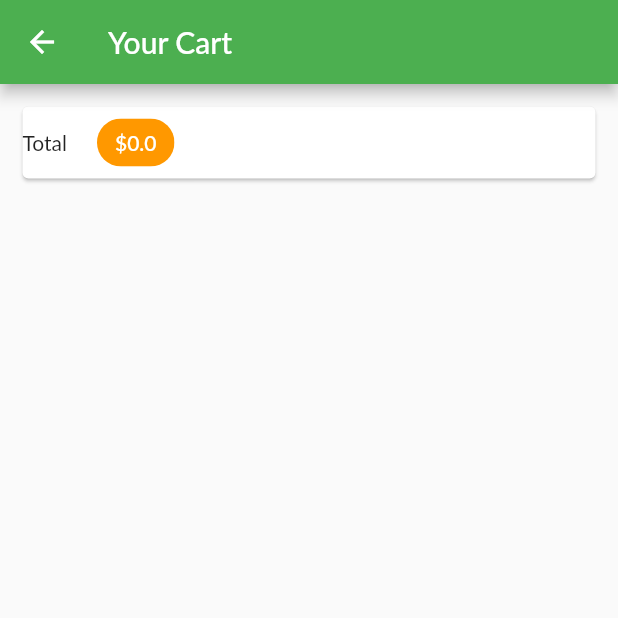
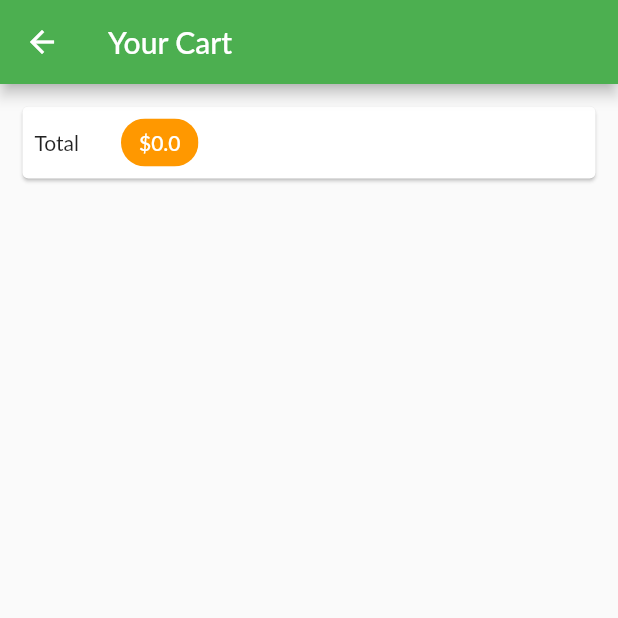
Before and after one commit to ManiMaran610/Ecommerce-ShopApp-Flutter, a Flutter app: the CartScreen screen opened by its route, on a phone screen of 412 x 824 dp, the top half of it. Run offline on Flutter 3.47's test engine with Material 2 defaults, Android fonts, the phone set to English and light mode, and no system bars; network calls fail; Roboto replaces fonts that are missing (Lato).

Commit message:
shop App

```diff
--- a/lib/CartScreen.dart
+++ b/lib/CartScreen.dart
@@ -20,7 +20,10 @@ class CartScreen extends StatelessWidget {
             margin: EdgeInsets.all(15),
             child: Row(
               children: [
-                Text("Total"),
+                Padding(
+                  padding: const EdgeInsets.all(8.0),
+                  child: Text("Total"),
+                ),
                 SizedBox(width: 20),
                 Chip(
                   label: Text(
```
